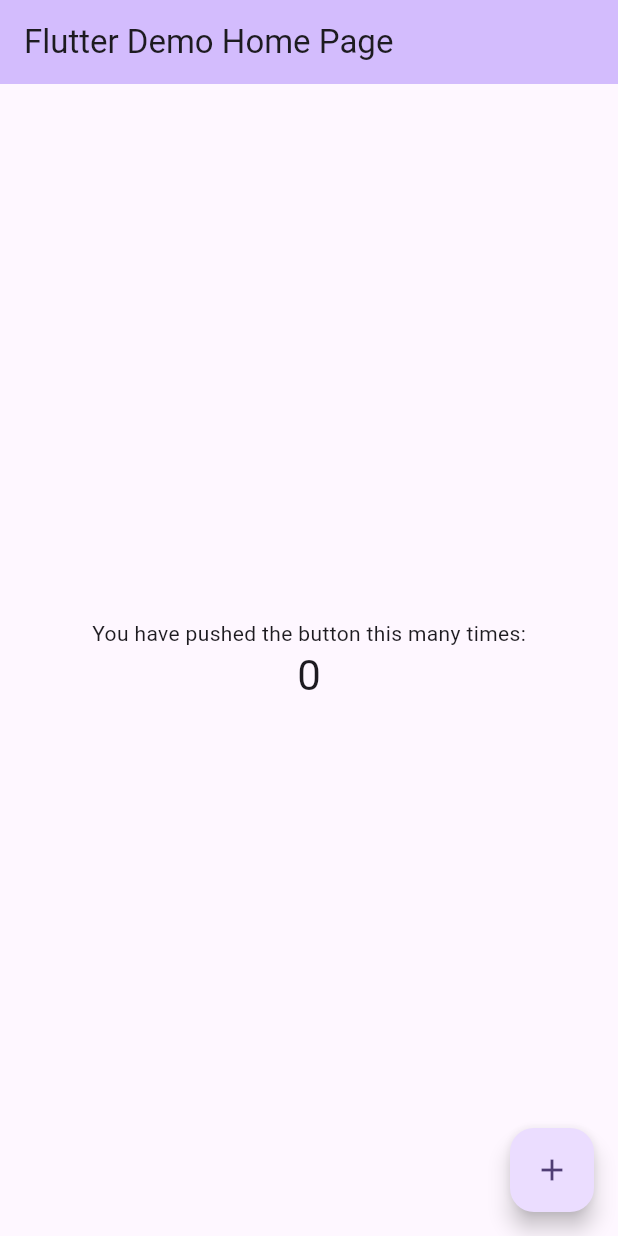
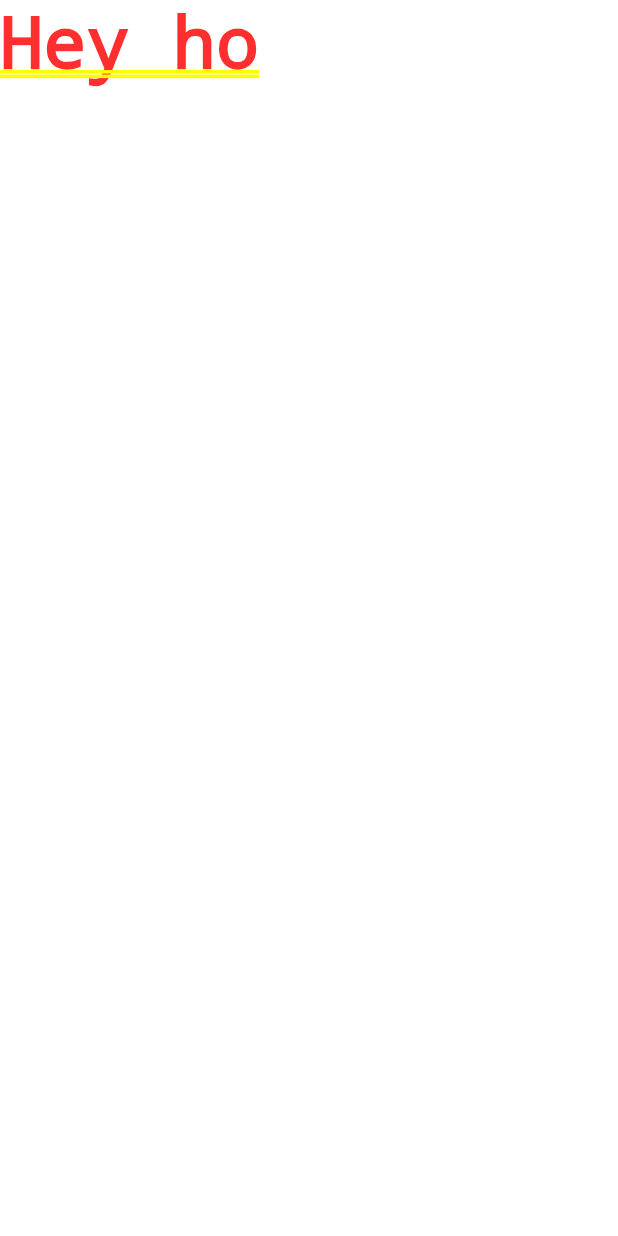
Before and after one commit to AdamJoestar/my_app, a Flutter app: the screen it shows after launch, on a phone screen of 412 x 824 dp. Run offline on Flutter 3.47's test engine with Material 3 defaults, Android fonts, the phone set to English and light mode, and no system bars.

Commit message:
jadi main dart kayak gitu awalnya

```diff
--- a/lib/main.dart
+++ b/lib/main.dart
@@ -1,125 +1,7 @@
 import 'package:flutter/material.dart';
 
 void main() {
-  runApp(const MyApp());
+  runApp(MaterialApp(
+    home : Text('Hey ho'),
+  ));
 }
-
-class MyApp extends StatelessWidget {
-  const MyApp({super.key});
-
-  // This widget is the root of your application.
-  @override
-  Widget build(BuildContext context) {
-    return MaterialApp(
-      title: 'Flutter Demo',
-      theme: ThemeData(
-        // This is the theme of your application.
-        //
-        // TRY THIS: Try running your application with "flutter run". You'll see
-        // the application has a purple toolbar. Then, without quitting the app,
-        // try changing the seedColor in the colorScheme below to Colors.green
-        // and then invoke "hot reload" (save your changes or press the "hot
-        // reload" button in a Flutter-supported IDE, or press "r" if you used
-        // the command line to start the app).
-        //
-        // Notice that the counter didn't reset back to zero; the application
-        // state is not lost during the reload. To reset the state, use hot
-        // restart instead.
-        //
-        // This works for code too, not just values: Most code changes can be
-        // tested with just a hot reload.
-        colorScheme: ColorScheme.fromSeed(seedColor: Colors.deepPurple),
-        useMaterial3: true,
-      ),
-      home: const MyHomePage(title: 'Flutter Demo Home Page'),
-    );
-  }
-}
-
-class MyHomePage extends StatefulWidget {
-  const MyHomePage({super.key, required this.title});
-
-  // This widget is the home page of your application. It is stateful, meaning
-  // that it has a State object (defined below) that contains fields that affect
-  // how it looks.
-
-  // This class is the configuration for the state. It holds the values (in this
-  // case the title) provided by the parent (in this case the App widget) and
-  // used by the build method of the State. Fields in a Widget subclass are
-  // always marked "final".
-
-  final String title;
-
-  @override
-  State<MyHomePage> createState() => _MyHomePageState();
-}
-
-class _MyHomePageState extends State<MyHomePage> {
-  int _counter = 0;
-
-  void _incrementCounter() {
-    setState(() {
-      // This call to setState tells the Flutter framework that something has
-      // changed in this State, which causes it to rerun the build method below
-      // so that the display can reflect the updated values. If we changed
-      // _counter without calling setState(), then the build method would not be
-      // called again, and so nothing would appear to happen.
-      _counter++;
-    });
-  }
-
-  @override
-  Widget build(BuildContext context) {
-    // This method is rerun every time setState is called, for instance as done
-    // by the _incrementCounter method above.
-    //
-    // The Flutter framework has been optimized to make rerunning build methods
-    // fast, so that you can just rebuild anything that needs updating rather
-    // than having to individually change instances of widgets.
-    return Scaffold(
-      appBar: AppBar(
-        // TRY THIS: Try changing the color here to a specific color (to
-        // Colors.amber, perhaps?) and trigger a hot reload to see the AppBar
-        // change color while the other colors stay the same.
-        backgroundColor: Theme.of(context).colorScheme.inversePrimary,
-        // Here we take the value from the MyHomePage object that was created by
-        // the App.build method, and use it to set our appbar title.
-        title: Text(widget.title),
-      ),
-      body: Center(
-        // Center is a layout widget. It takes a single child and positions it
-        // in the middle of the parent.
-        child: Column(
-          // Column is also a layout widget. It takes a list of children and
-          // arranges them vertically. By default, it sizes itself to fit its
-          // children horizontally, and tries to be as tall as its parent.
-          //
-          // Column has various properties to control how it sizes itself and
-          // how it positions its children. Here we use mainAxisAlignment to
-          // center the children vertically; the main axis here is the vertical
-          // axis because Columns are vertical (the cross axis would be
-          // horizontal).
-          //
-          // TRY THIS: Invoke "debug painting" (choose the "Toggle Debug Paint"
-          // action in the IDE, or press "p" in the console), to see the
-          // wireframe for each widget.
-          mainAxisAlignment: MainAxisAlignment.center,
-          children: <Widget>[
-            const Text(
-              'You have pushed the button this many times:',
-            ),
-            Text(
-              '$_counter',
-              style: Theme.of(context).textTheme.headlineMedium,
-            ),
-          ],
-        ),
-      ),
-      floatingActionButton: FloatingActionButton(
-        onPressed: _incrementCounter,
-        tooltip: 'Increment',
-        child: const Icon(Icons.add),
-      ), // This trailing comma makes auto-formatting nicer for build methods.
-    );
-  }
-}
```
Also changed, not shown: 1 other file.
